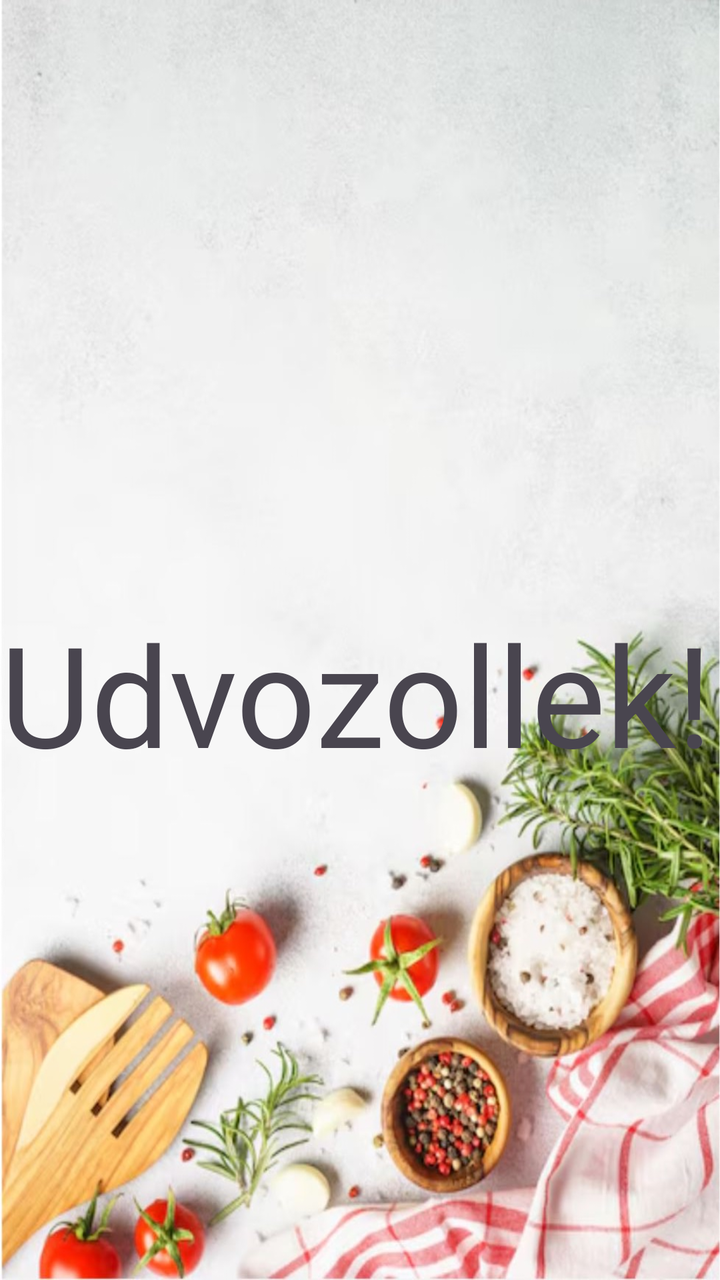
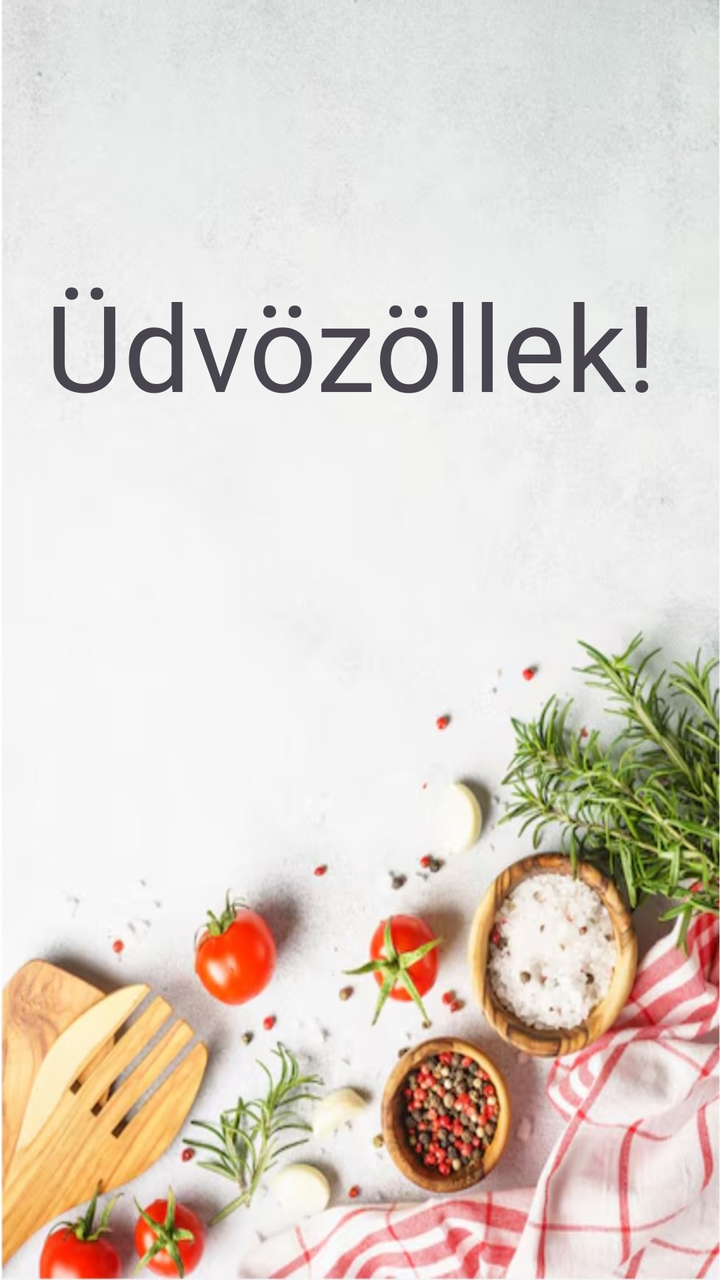

Before-and-after screenshots of an Android layout around one commit, followed by the original layout XML and the change that was made.
<!-- AndroidManifest.xml: application theme Theme.RecipesApp -->
<!-- res/layout/activity_splash_screen.xml -->
<?xml version="1.0" encoding="utf-8"?>
<androidx.constraintlayout.widget.ConstraintLayout xmlns:android="http://schemas.android.com/apk/res/android"
    xmlns:app="http://schemas.android.com/apk/res-auto"
    xmlns:tools="http://schemas.android.com/tools"
    android:id="@+id/main"
    android:background="@mipmap/recipe_bg"
    android:layout_width="match_parent"
    android:layout_height="match_parent"
    tools:context=".activities.SplashScreenActivity">

    


    <TextView
        android:id="@+id/textView"
        android:layout_width="wrap_content"
        android:layout_height="wrap_content"
        android:layout_marginTop="300dp"
        android:ems="10"
        android:text="@string/Welcome"
        android:textSize="70dp"
        app:layout_constraintBottom_toBottomOf="parent"
        app:layout_constraintEnd_toEndOf="parent"
        app:layout_constraintHorizontal_bias="0.0"
        app:layout_constraintStart_toStartOf="parent"
        app:layout_constraintTop_toTopOf="parent"
        app:layout_constraintVertical_bias="0.0"

        />


</androidx.constraintlayout.widget.ConstraintLayout>
<!-- resources referenced by this layout -->
<resources>
  <!-- mipmap recipe_bg: jpg bitmap (mipmap-hdpi, 219934 bytes) -->
  <string name="Welcome">Udvozollek!</string>
  <style name="Theme.RecipesApp" parent="Base.Theme.RecipesApp" />
  <style name="Base.Theme.RecipesApp" parent="Theme.Material3.DayNight.NoActionBar">
          
          
      </style>
</resources>

<!-- the commit's change to res/layout/activity_splash_screen.xml (unified diff, before → after) -->
@@ -13,18 +13,16 @@
 
     <TextView
         android:id="@+id/textView"
-        android:layout_width="wrap_content"
-        android:layout_height="wrap_content"
-        android:layout_marginTop="300dp"
+        android:layout_width="315dp"
+        android:layout_height="70dp"
         android:ems="10"
         android:text="@string/Welcome"
-        android:textSize="70dp"
+        android:textSize="60dp"
         app:layout_constraintBottom_toBottomOf="parent"
         app:layout_constraintEnd_toEndOf="parent"
-        app:layout_constraintHorizontal_bias="0.0"
         app:layout_constraintStart_toStartOf="parent"
         app:layout_constraintTop_toTopOf="parent"
-        app:layout_constraintVertical_bias="0.0"
+        app:layout_constraintVertical_bias="0.232"
 
         />
 
<!-- resource entries referenced after the edit -->
@@ -1,7 +1,7 @@
 <!-- resources referenced by this layout -->
 <resources>
   <!-- mipmap recipe_bg: jpg bitmap (mipmap-hdpi, 219934 bytes) -->
-  <string name="Welcome">Udvozollek!</string>
+  <string name="Welcome">Üdvözöllek!</string>
   <style name="Theme.RecipesApp" parent="Base.Theme.RecipesApp" />
   <style name="Base.Theme.RecipesApp" parent="Theme.Material3.DayNight.NoActionBar">
           
